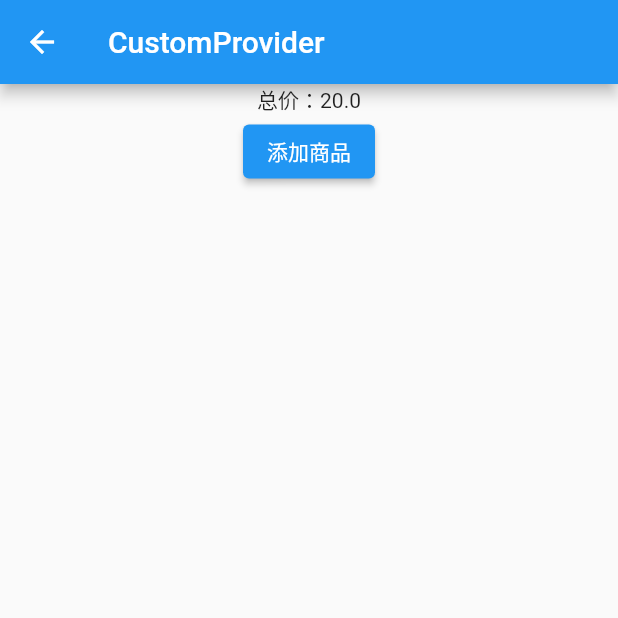
After one commit to ourCHK/flutter_learning_project, a Flutter app: the CustomProviderPage screen opened directly, after a tap on "添加商品", on a phone screen of 412 x 824 dp, the top half of it. The commit adds this screen. Run offline on Flutter 3.47's test engine with Material 2 defaults, Android fonts, the phone set to English and light mode, and no system bars.

Commit message:
新增CustomProvider学习

```diff
--- a/lib/entry_list_type.dart
+++ b/lib/entry_list_type.dart
@@ -1,26 +1,27 @@
 
 import 'package:flutter/material.dart';
+import 'package:flutter_learning_project/page/custom_provider_page.dart';
 import 'package:flutter_learning_project/page/inherited_widget_page.dart';
 
 enum EntryListType {
 
   inheritedWidgetTest,
+  customProviderTest,
 
 }
 
 extension EntryListTypeExtension on EntryListType {
 
   String get pageName {
-    switch(this) {
-      case EntryListType.inheritedWidgetTest:
-        return "InheritedWidgetTest";
-    }
+    return name;
   }
 
   Widget get pageWidget {
     switch(this) {
       case EntryListType.inheritedWidgetTest:
-        return InheritedWidgetPage();
+        return const InheritedWidgetPage();
+      case EntryListType.customProviderTest:
+        return const CustomProviderPage();
     }
   }
 
--- /dev/null
+++ b/lib/page/custom_provider_page.dart
@@ -0,0 +1,171 @@
+import 'dart:collection';
+
+import 'package:flutter/material.dart';
+
+class CustomProviderPage extends StatefulWidget {
+  const CustomProviderPage({super.key});
+
+  @override
+  State createState() {
+    return _CustomProviderPageState();
+  }
+}
+
+class _CustomProviderPageState extends State<CustomProviderPage> {
+  @override
+  Widget build(BuildContext context) {
+    return Scaffold(
+      appBar: AppBar(title: const Text("CustomProvider")),
+      body: Center(
+        child: ChangeNotifierProvider<CartModel>(
+          data: CartModel(),
+          child: Builder(builder: (context) {
+            return Column(
+              children: <Widget>[
+                // Builder(builder: (context) {
+                //   var cart = ChangeNotifierProvider.of<CartModel>(context);
+                //   return Text("总价：${cart.price}");
+                // }),
+                Consumer<CartModel>(builder: (context,cart) {
+                  return Text("总价：${cart?.price}");
+                }),
+                Builder(builder: (context) {
+                  print("ElevatedButton build");
+                  return ElevatedButton(
+                      onPressed: () {
+                        ChangeNotifierProvider.of<CartModel>(context, listen: false)
+                            .add(Item(20, 1));
+                      },
+                      child: const Text("添加商品"));
+                }),
+              ],
+            );
+          }),
+        ),
+      ),
+    );
+  }
+}
+
+class InheritedProvider<T> extends InheritedWidget {
+  final T data;
+
+  const InheritedProvider(
+      {super.key, required this.data, required super.child});
+
+  @override
+  bool updateShouldNotify(InheritedWidget oldWidget) {
+    return true;
+  }
+}
+
+class MyChangeNotifier implements Listenable {
+  List listeners = [];
+
+  @override
+  void addListener(VoidCallback listener) {
+    listeners.add(listener);
+  }
+
+  @override
+  void removeListener(VoidCallback listener) {
+    listeners.remove(listener);
+  }
+
+  void notifyListeners() {
+    for (var item in listeners) {
+      item();
+    }
+  }
+}
+
+class ChangeNotifierProvider<T extends MyChangeNotifier>
+    extends StatefulWidget {
+  final Widget child;
+  final T data;
+
+  const ChangeNotifierProvider({super.key, required this.child, required this.data});
+
+  static T of<T>(BuildContext context, {bool listen = true}) {
+    final provider = listen
+        ? context.dependOnInheritedWidgetOfExactType<InheritedProvider<T>>()
+        : context.getElementForInheritedWidgetOfExactType<InheritedProvider<T>>()?.widget as InheritedProvider<T>;
+    return provider!.data;
+  }
+
+
+
+  @override
+  State createState() {
+    return _ChangeNotifierProviderState<T>();
+  }
+}
+
+class _ChangeNotifierProviderState<T extends MyChangeNotifier>
+    extends State<ChangeNotifierProvider<T>> {
+  void update() {
+    setState(() {});
+  }
+
+  @override
+  void initState() {
+    widget.data.addListener(update);
+    super.initState();
+  }
+
+  @override
+  Widget build(BuildContext context) {
+    return InheritedProvider(data: widget.data, child: widget.child);
+  }
+
+  @override
+  void didUpdateWidget(ChangeNotifierProvider<T> oldWidget) {
+    if (widget.data != oldWidget.data) {
+      oldWidget.data.removeListener(update);
+      widget.data.addListener(update);
+    }
+    super.didUpdateWidget(oldWidget);
+  }
+
+  @override
+  void dispose() {
+    widget.data.removeListener(update);
+    super.dispose();
+  }
+}
+
+class Item {
+  double price;
+  int count;
+
+  Item(this.price, this.count);
+}
+
+class CartModel extends MyChangeNotifier {
+  final List<Item> _items = [];
+
+  UnmodifiableListView<Item> get items => UnmodifiableListView(_items);
+
+  double get price =>
+      _items.fold(0, (value, item) => value + item.count * item.price);
+
+  void add(Item item) {
+    _items.add(item);
+    notifyListeners();
+  }
+
+}
+
+class Consumer<T> extends StatelessWidget {
+
+  const Consumer({super.key,required this.builder});
+
+
+  final Widget Function(BuildContext context, T? value) builder;
+
+  @override
+  Widget build(BuildContext context) {
+    return builder(context,ChangeNotifierProvider.of<T>(context));
+  }
+
+}
--- a/lib/page/inherited_widget_page.dart
+++ b/lib/page/inherited_widget_page.dart
@@ -44,7 +44,9 @@ class ShareDataWidget extends InheritedWidget {
 
   static ShareDataWidget? of(BuildContext context) {
     // return context.dependOnInheritedWidgetOfExactType<ShareDataWidget>();
-    return context.getElementForInheritedWidgetOfExactType<ShareDataWidget>()!.widget as ShareDataWidget;
+    return context
+        .getElementForInheritedWidgetOfExactType<ShareDataWidget>()!
+        .widget as ShareDataWidget;
   }
 
   @override
```
